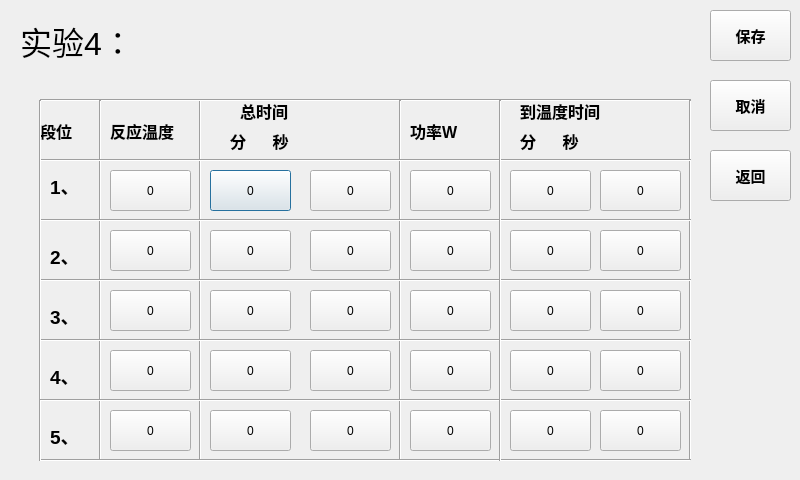
wanghao-xznu/untitled2, file setting_4.ui: the form before one commit.
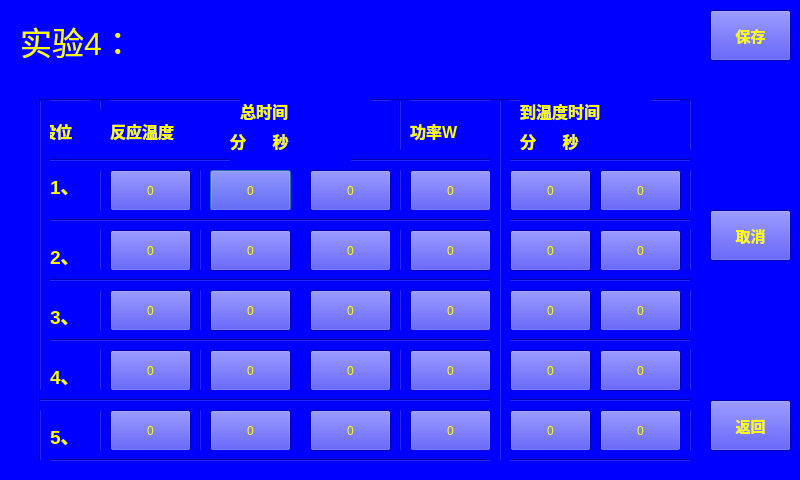
The form after the commit.

Patch:
```diff
--- a/setting_4.ui
+++ b/setting_4.ui
@@ -13,6 +13,10 @@
   <property name="windowTitle">
    <string>Dialog</string>
   </property>
+  <property name="styleSheet">
+   <string notr="true">color: rgb(255, 255, 0);
+background-color: rgb(0, 0, 255);</string>
+  </property>
   <widget class="Line" name="line_11">
    <property name="geometry">
     <rect>
@@ -860,7 +864,7 @@
    <property name="geometry">
     <rect>
      <x>710</x>
-     <y>150</y>
+     <y>400</y>
      <width>81</width>
      <height>51</height>
     </rect>
@@ -880,7 +884,7 @@
    <property name="geometry">
     <rect>
      <x>710</x>
-     <y>80</y>
+     <y>210</y>
      <width>81</width>
      <height>51</height>
     </rect>
```
